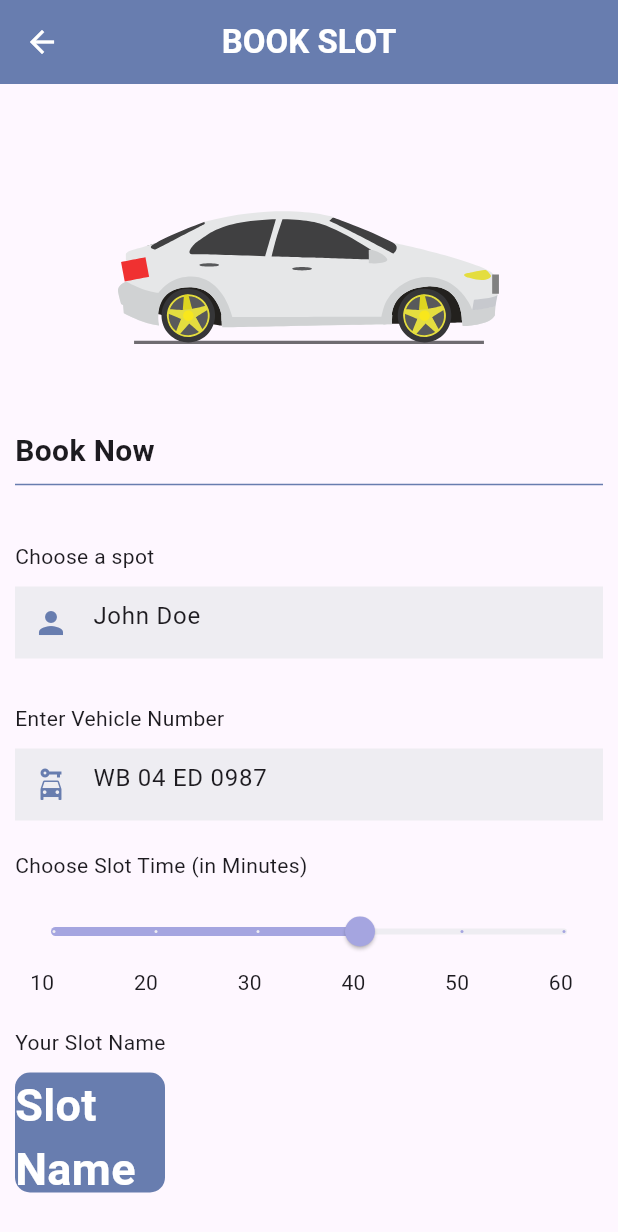
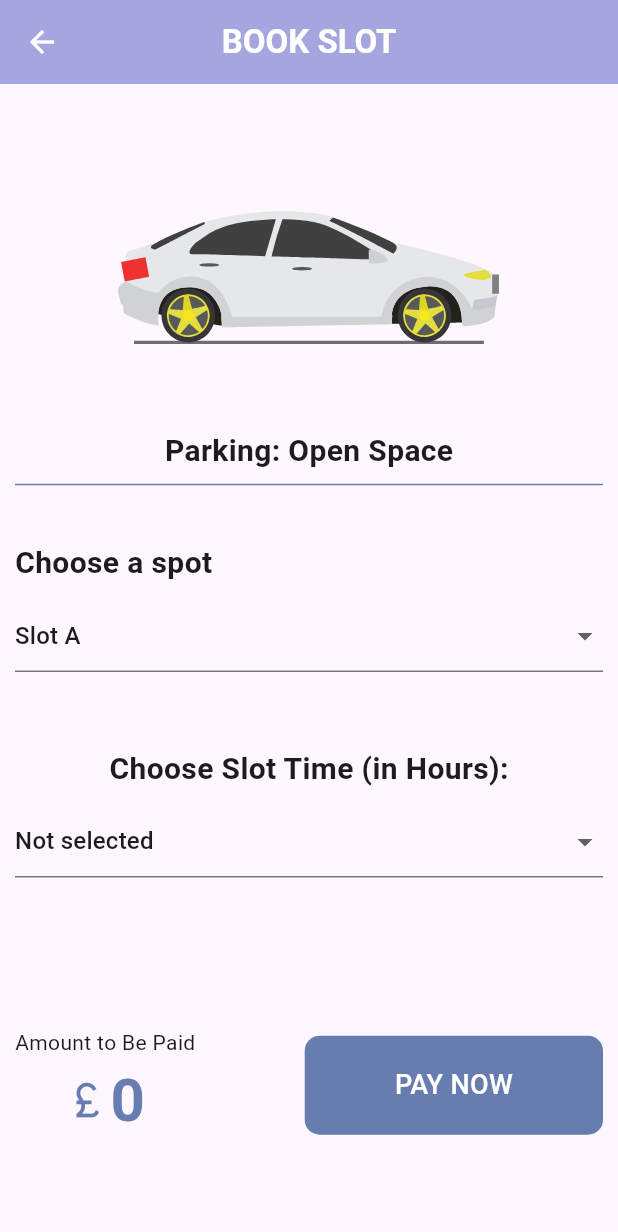
Before and after one commit to iir-projets/Gestion_parking, a Flutter app: the ParkingCarousel screen opened directly, after a tap on "Book now", on a phone screen of 412 x 824 dp. Shown: the top 1232 px of the screen. Run offline on Flutter 3.47's test engine with Material 3 defaults, Android fonts, the phone set to English and light mode, and no system bars; our stand-ins replace animate_do, fluentui_icons, gap, get, lottie.

Commit message:
it needs small modifications :)

```diff
--- a/lib/features/Client/screens/booking_page.dart
+++ b/lib/features/Client/screens/booking_page.dart
@@ -1,15 +1,77 @@
 
 import 'package:flutter/material.dart';
 import 'package:lottie/lottie.dart';
+import '../../../util/app_info_list.dart';
 import '../../../util/app_styles.dart';
 import 'dart:math';
 
-class BookingPage extends StatelessWidget {
+class BookingPage extends StatefulWidget {
+  final int parkingId;
+
+  const BookingPage({Key? key, required this.parkingId}) : super(key: key);
+
+  @override
+  _BookingPageState createState() => _BookingPageState();
+}
+String getParkingName(int parkingId) {
+  // Search for the parking name based on the parking ID in the parkingList
+  Map<String, dynamic>? parking = parkingList.firstWhere(
+        (parking) => parking['id'] == parkingId,
+    orElse: () => {'place': 'Unknown Parking'}, // Default value for unknown parking
+  );
+
+  // Return the name of the parking if found, otherwise return the default value
+  return parking['place'];
+}
+
+class _BookingPageState extends State<BookingPage> {
+
+  int _selectedSlotIndex = 0;
+  int _selectedTimeIndex = 0;
+  List<String> _slots = [];
+  double _pricePerHour=20;
+
+  @override
+  void initState() {
+    super.initState();
+    _slots = getParkingSlots(widget.parkingId);
+  }
+
+  List<String> getParkingSlots(int parkingId) {
+    // Retrieve the slots based on the parking ID from the parkingList
+    Map<String, dynamic>? parking = parkingList.firstWhere(
+          (parking) => parking['id'] == parkingId,
+      orElse: () => {'slots': []}, // Default value for unknown parking
+    );
+
+    // Return the slots if found, otherwise return an empty list
+    return List<String>.from(parking['slots']);
+  }
+  int getPricePerHour(int parkingId) {
+    // Search for the parking in the parkingList based on the ID
+    Map<String, dynamic>? parking = parkingList.firstWhere(
+          (parking) => parking['id'] == parkingId,
+
+    );
+
+    // If the parking is found, return its price per hour
+    // Otherwise, return a default value
+    return  20; // Default price per hour
+  }
+  int _calculateTotalPrice(int i) {
+
+    int pricePerHour = getPricePerHour(widget.parkingId);
+    int totalPrice = pricePerHour * i;
+    return totalPrice;
+  }
+
   @override
   Widget build(BuildContext context) {
+    String parkingName = getParkingName(widget.parkingId);
+
     return Scaffold(
       appBar: AppBar(
-        backgroundColor: Styles.primaryColor,
+        backgroundColor: Styles.secondaryColor,
         title: const Text(
           "BOOK SLOT",
           style: TextStyle(
@@ -39,13 +101,13 @@ class BookingPage extends StatelessWidget {
                   ],
                 ),
                 SizedBox(height: 20),
-                const Row(
+                 Row( mainAxisAlignment: MainAxisAlignment.center,
                   children: [
                     Text(
-                      "Book Now ",
+                      "Parking: $parkingName",
                       style: TextStyle(
                         fontSize: 20,
-                        fontWeight: FontWeight.w600,
+                        fontWeight: FontWeight.bold,
                       ),
                     )
                   ],
@@ -58,128 +120,81 @@ class BookingPage extends StatelessWidget {
                 const Row(
                   children: [
                     Text(
-                      "Choose a spot ",
+                      "Choose a spot ",style: TextStyle(
+                      fontSize: 20,
+                      fontWeight: FontWeight.bold,
+                    ),
                     )
                   ],
                 ),
                 SizedBox(height: 10),
-                Row(
-                  children: [
-                    Expanded(
-                      child: TextFormField(
-                        initialValue: 'John Doe', // Replace with random value
-                        decoration: InputDecoration(
-                          fillColor: Styles.bgColor,
-                          filled: true,
-                          border: InputBorder.none,
-                          prefixIcon: Icon(
-                            Icons.person,
-                            color: Styles.primaryColor,
-                          ),
-                          hintText: "ZYX Kumar",
-                        ),
-                      ),
-                    )
-                  ],
+                DropdownButtonFormField(
+                  value: _selectedSlotIndex,
+                  items: _slots.map((slot) {
+                    return DropdownMenuItem(
+                      value: _slots.indexOf(slot),
+                      child: Text(slot),
+                    );
+                  }).toList(),
+                  onChanged: (index) {
+                    setState(() {
+                      _selectedSlotIndex = index!;
+
+
+                      // Call a function to update the price based on the selected slot
+                    });
+                  },
                 ),
-                SizedBox(height: 30),
-                const Row(
-                  children: [
-                    Text(
-                      "Enter Vehicle Number ",
-                    )
-                  ],
+                SizedBox(height: 50),
+
+
+                const Text(
+                  "Choose Slot Time (in Hours):",
+                  style: TextStyle(
+                    fontSize: 20,
+                    fontWeight: FontWeight.bold,
+                  ),
                 ),
                 SizedBox(height: 10),
-                Row(
-                  children: [
-                    Expanded(
-                      child: TextFormField(
-                        initialValue: 'WB 04 ED 0987', // Replace with random value
-                        decoration: InputDecoration(
-                          fillColor: Styles.bgColor,
-                          filled: true,
-                          border: InputBorder.none,
-                          prefixIcon: Icon(
-                            Icons.car_rental,
-                            color: Styles.primaryColor,
-                          ),
-                          hintText: "WB 04 ED 0987",
-                        ),
-                      ),
-                    )
-                  ],
-                ),
-                SizedBox(height: 20),
-                const Row(
-                  children: [
-                    Text(
-                      "Choose Slot Time (in Minutes)",
-                    )
-                  ],
-                ),
-                SizedBox(height: 10),
-                Slider(
-                  mouseCursor: MouseCursor.defer,
-                  thumbColor: Styles.secondaryColor,
-                  activeColor: Styles.secondaryColor,
-                  inactiveColor: Styles.bgColor,
-                  label: "${Random().nextInt(60)} min", // Replace with random value
-                  value: Random().nextInt(60).toDouble(), // Replace with random value
-                  onChanged: (v) {
-                    // Do nothing
-                  },
-                  divisions: 5,
-                  min: 10,
-                  max: 60,
-                ),
-                Padding(
-                  padding: const EdgeInsets.only(left: 10, right: 20),
-                  child: Row(
-                    mainAxisAlignment: MainAxisAlignment.spaceBetween,
-                    children: const [
-                      Text("10"),
-                      Text("20"),
-                      Text("30"),
-                      Text("40"),
-                      Text("50"),
-                      Text("60"),
-                    ],
-                  ),
-                ),
-                SizedBox(height: 20),
-                Row(
-                  mainAxisAlignment: MainAxisAlignment.spaceBetween,
-                  children: const [
-                    Text(
-                      "Your Slot Name",
+                DropdownButtonFormField(
+                  value: _selectedTimeIndex,
+                  items: [
+                    DropdownMenuItem(
+                      value: 0,
+                      child: Text("Not selected"),
+                    ),
+                    DropdownMenuItem(
+                      value: 1,
+                      child: Text("1h"),
+                    ),
+                    DropdownMenuItem(
+                      value: 2,
+                      child: Text("2h"),
+                    ),
+                    DropdownMenuItem(
+                      value: 4,
+                      child: Text("4h"),
+                    ),
+                    DropdownMenuItem(
+                      value: 8,
+                      child: Text("8h"),
+                    ),
+                    DropdownMenuItem(
+                      value: 24,
+                      child: Text("24h"),
                     ),
                   ],
+                  onChanged: (index) {
+                    setState(() {
+                      _selectedTimeIndex = index!;
+
+                    });
+                  },
                 ),
-                SizedBox(height: 10),
-                Row(
-                  mainAxisAlignment: MainAxisAlignment.spaceBetween,
-                  children: [
-                    Container(
-                      width: 100,
-                      height: 80,
-                      decoration: BoxDecoration(
-                        color: Styles.primaryColor,
-                        borderRadius: BorderRadius.circular(10),
-                      ),
-                      child: Center(
-                        child: Text(
-                          "Slot Name",
-                          style: TextStyle(
-                            fontSize: 30,
-                            fontWeight: FontWeight.w700,
-                            color: Colors.white,
-                          ),
-                        ),
-                      ),
-                    ),
-                  ],
-                ),
+
+
+                SizedBox(height: 20),
+
                 SizedBox(height: 80),
                 Row(
                   mainAxisAlignment: MainAxisAlignment.spaceBetween,
@@ -194,12 +209,12 @@ class BookingPage extends StatelessWidget {
                         Row(
                           children: [
                             Icon(
-                              Icons.currency_rupee,
+                              Icons.currency_pound,
                               size: 30,
                               color: Styles.primaryColor,
                             ),
                             Text(
-                              "${Random().nextInt(200)}",
+                              "${_calculateTotalPrice(_selectedTimeIndex)}",
                               style: TextStyle(
                                 fontSize: 40,
                                 fontWeight: FontWeight.w700,
--- a/lib/features/Client/screens/bottom_bar.dart
+++ b/lib/features/Client/screens/bottom_bar.dart
@@ -2,9 +2,9 @@
 import 'package:fluentui_icons/fluentui_icons.dart';
 import 'package:flutter/material.dart';
 import 'package:login_signup/features/Client/screens/home_screen.dart';
-import 'package:login_signup/util/caroussel.dart';
+import 'package:login_signup/features/Client/screens/parkingPage.dart';
 
-import 'parkPROTOTYPE.dart';
+
 
 class bottom_bar extends StatefulWidget {
   const bottom_bar({super.key});
--- a/lib/features/Client/screens/parking.dart
+++ /dev/null
@@ -1,20 +0,0 @@
-import 'package:flutter/material.dart';
-import 'package:login_signup/util/caroussel.dart';
-
-import '../../../util/app_styles.dart';
-
-class ParkingsScreen extends StatelessWidget {
-  const ParkingsScreen({super.key});
-
-  @override
-  Widget build(BuildContext context) {
-    return Scaffold(
-      backgroundColor: Styles.bgColor,
-      body: ListView(
-        children: [
-          ParkingCarousel(),
-        ],
-      )
-    );
-  }
-}
--- a/lib/util/caroussel.dart
+++ b/lib/features/Client/screens/parkingPage.dart
@@ -3,10 +3,9 @@ import 'package:animate_do/animate_do.dart';
 import 'package:gap/gap.dart';
 import 'package:get/get.dart';
 import 'package:login_signup/features/Client/screens/booking_page.dart';
-import 'package:login_signup/features/Client/screens/parking.dart';
 
-import 'app_info_list.dart';
-import 'app_styles.dart';
+import '../../../util/app_info_list.dart';
+import '../../../util/app_styles.dart';
 
 
 
@@ -171,7 +170,8 @@ class _ParkingCarouselState extends State<ParkingCarousel> {
                           onTap: () {
                             Navigator.push(
                               context,
-                              MaterialPageRoute(builder: (context) => BookingPage()),
+                              MaterialPageRoute(builder: (context) => BookingPage(parkingId: parkingList[currentIndex]['id'])),
+
                             );
                           },
                           child: Container(
--- a/lib/main.dart
+++ b/lib/main.dart
@@ -4,7 +4,7 @@ import 'package:login_signup/features/Authentication/screens/WelcomeScreen.dart'
 import 'package:login_signup/features/Client/screens/bottom_bar.dart';
 import 'package:login_signup/features/Client/screens/home_screen.dart';
 import 'package:login_signup/util/app_styles.dart';
-import 'package:login_signup/util/caroussel.dart';
+import 'package:login_signup/features/Client/screens/parkingPage.dart';
 
 
 void main() {
--- a/lib/util/app_info_list.dart
+++ b/lib/util/app_info_list.dart
@@ -1,21 +1,39 @@
+
 List<Map<String, dynamic>> parkingList = [
   {
-    "id":1,
+    "id": 1,
     'image': 'park1.jpg',
     'place': 'Open Space',
     'destination': 'London',
-    'price': 25
+    'price': 25,
+    'slots': [
+      "Slot A",
+      "Slot B",
+      "Slot C",
+    ]
   },
-  {"id":2,
+  {
+    "id": 2,
     'image': 'park4.jpg',
     'place': 'Global Will',
     'destination': 'London',
-    'price': 40
+    'price': 40,
+    'slots': [
+      "Slot X",
+      "Slot Y",
+      "Slot Z",
+    ]
   },
-  {"id":3,
+  {
+    "id": 3,
     'image': 'park3.jpg',
     'place': 'Tallest Building',
     'destination': 'Dubai',
-    'price': 68
+    'price': 68,
+    'slots': [
+      "Slot P",
+      "Slot Q",
+      "Slot R",
+    ]
   },
 ];
```
Also changed, not shown: lib/features/Client/screens/parkPROTOTYPE.dart (deleted).
